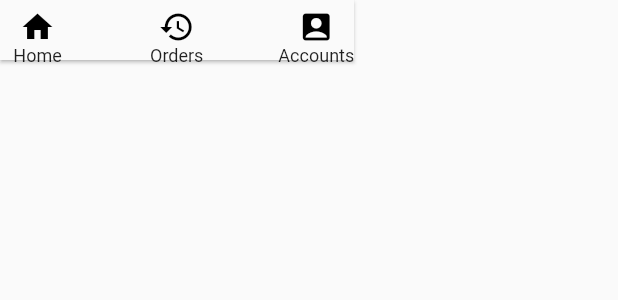
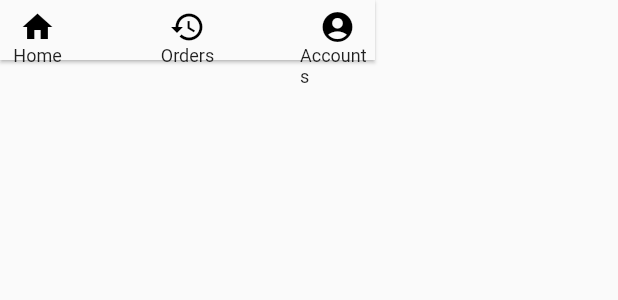
Before and after one commit to tiees288/Food-Flutter, a Flutter app: the BottomApp widget shown alone on an empty page, opened directly, on a phone screen of 412 x 824 dp. Shown: the top 300 px of the screen. Run offline on Flutter 3.47's test engine with Material 2 defaults, Android fonts, the light colour scheme and no system bars; network calls fail.

Commit message:
Commit BottomApp

```diff
--- a/lib/Widgets/BottomApp.dart
+++ b/lib/Widgets/BottomApp.dart
@@ -1,6 +1,4 @@
 import 'package:flutter/material.dart';
-
-void main() => runApp(const BottomApp());
 
 class BottomApp extends StatelessWidget {
   const BottomApp({super.key});
@@ -38,8 +36,17 @@ class BottomApp extends StatelessWidget {
                           style: TextStyle(fontSize: 12),
                         )
                       ]))),
-              Wrap(children: [
-                Column(children: [
+              InkWell(
+                  onTap: () {
+                    print("HOme");
+                  },
+                  child: Container(
+                      width: 50,
+                      // heigh/t: 4,
+                      decoration: BoxDecoration(
+                        borderRadius: BorderRadius.circular(12),
+                      ),
+                      child: Column(children: [
                         Icon(
                           Icons.history,
                           color: Colors.black,
@@ -48,20 +55,27 @@ class BottomApp extends StatelessWidget {
                           "Orders",
                           style: TextStyle(fontSize: 12),
                         )
-                ])
-              ]),
-              Wrap(children: [
-                Column(children: [
+                      ]))),
+              InkWell(
+                  onTap: () {
+                    print("Accounts");
+                  },
+                  child: Container(
+                      width: 50,
+                      // heigh/t: 4,
+                      decoration: BoxDecoration(
+                        borderRadius: BorderRadius.circular(12),
+                      ),
+                      child: Column(children: [
                         Icon(
-                    Icons.account_box,
+                          Icons.account_circle,
                           color: Colors.black,
                         ),
                         Text(
                           "Accounts",
                           style: TextStyle(fontSize: 12),
                         )
-                ])
-              ]),
+                      ])))
             ],
           ),
         ),
```
Lines whose indentation alone changed are shown as unchanged.
